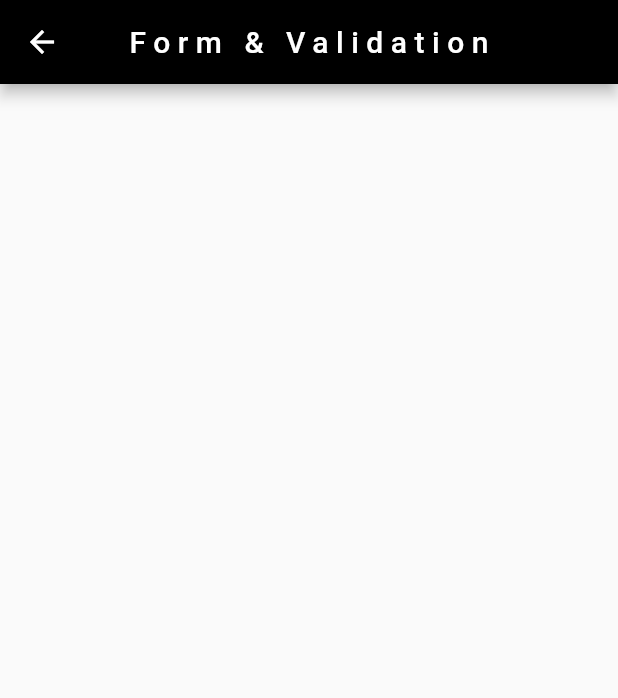
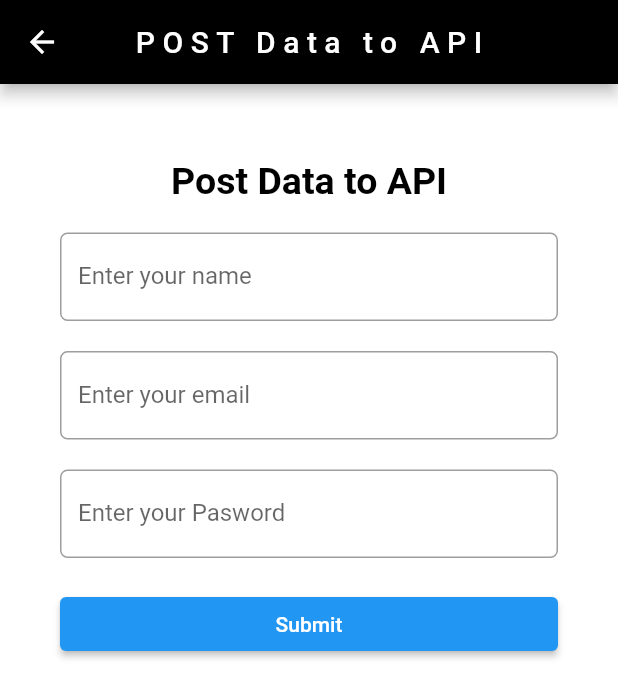
Before and after one commit to Zulfadlifauzi/Formvalid_POSTGET, a Flutter app: the FormAndValidationScreen screen opened directly, on a phone screen of 412 x 824 dp. Shown: the top 698 px of the screen. Run offline on Flutter 3.47's test engine with Material 2 defaults, Android fonts, the phone set to English and light mode, and no system bars; our stand-ins replace google_fonts; Roboto replaces fonts that are missing (Staatliches).

Commit message:
add form

```diff
--- a/lib/screens/form_valid.dart
+++ b/lib/screens/form_valid.dart
@@ -5,21 +5,137 @@ class FormAndValidationScreen extends StatefulWidget {
   const FormAndValidationScreen({Key? key}) : super(key: key);
 
   @override
-  _FormAndValidationState createState() => _FormAndValidationState();
+  _SignupScreenState createState() => _SignupScreenState();
 }
 
-class _FormAndValidationState extends State<FormAndValidationScreen> {
+class _SignupScreenState extends State<FormAndValidationScreen> {
+  TextEditingController passController = TextEditingController();
+  TextEditingController emailController = TextEditingController();
+  TextEditingController nameController = TextEditingController();
+
+  final _formKey = GlobalKey<FormState>();
+
   @override
   Widget build(BuildContext context) {
     return Scaffold(
       appBar: AppBar(
         title: Text(
-          'Form & Validation',
-          style: GoogleFonts.staatliches(
-              color: Colors.white, letterSpacing: 5, fontSize: 20),
+          'POST Data to API',
+          style: GoogleFonts.staatliches(letterSpacing: 5),
         ),
+        backgroundColor: Colors.black,
         centerTitle: true,
-        backgroundColor: Colors.black,
+      ),
+      backgroundColor: const Color(0xFFffffff),
+      body: SingleChildScrollView(
+        child: Center(
+          child: Form(
+            key: _formKey,
+            child: Container(
+              padding: const EdgeInsets.only(left: 40, right: 40),
+              child: Column(children: [
+                Center(
+                  child: Column(
+                    children: const [
+                      SizedBox(
+                        height: 50,
+                      ),
+                      Text(
+                        'Post Data to API',
+                        style: TextStyle(
+                            fontSize: 25,
+                            fontWeight: FontWeight.bold,
+                            color: Colors.black),
+                      ),
+                    ],
+                  ),
+                ),
+                const SizedBox(height: 20),
+                TextFormField(
+                  autovalidateMode: AutovalidateMode.onUserInteraction,
+                  controller: nameController,
+                  decoration: InputDecoration(
+                    border: OutlineInputBorder(
+                        borderRadius: BorderRadius.circular(5)),
+                    labelText: 'Enter your name',
+                  ),
+                  validator: (value) {
+                    if (value!.isEmpty ||
+                        !RegExp(r'^[a-z A-Z]+$').hasMatch(value)) {
+                      return 'Please enter your name';
+                    } else if (value.isEmpty) {
+                      return 'Required';
+                    } else {
+                      return null;
+                    }
+                  },
+                ),
+                const SizedBox(
+                  height: 20,
+                ),
+                TextFormField(
+                  autovalidateMode: AutovalidateMode.onUserInteraction,
+                  controller: emailController,
+                  decoration: InputDecoration(
+                    border: OutlineInputBorder(
+                        borderRadius: BorderRadius.circular(5)),
+                    labelText: 'Enter your email',
+                  ),
+                  validator: (value) {
+                    if (value!.isEmpty) {
+                      return 'Please enter your email';
+                    } else if (value.isNotEmpty ||
+                        RegExp('^[a-zA-Z0-9+_.-]+@[a-zA-Z0-9.-]+.[a-z]')
+                            .hasMatch(value)) {
+                      return 'Invalid email';
+                    } else {
+                      return null;
+                    }
+                  },
+                ),
+                const SizedBox(
+                  height: 20,
+                ),
+                TextFormField(
+                  autovalidateMode: AutovalidateMode.onUserInteraction,
+                  obscureText: true,
+                  controller: passController,
+                  decoration: InputDecoration(
+                    border: OutlineInputBorder(
+                        borderRadius: BorderRadius.circular(5)),
+                    labelText: 'Enter your Pasword',
+                  ),
+                  validator: (value) {
+                    if (value!.isEmpty) {
+                      return 'Please enter your password';
+                    } else if (value.length <= 5 && value.isNotEmpty) {
+                      return 'At least 6 characters';
+                    } else {
+                      return null;
+                    }
+                  },
+                ),
+                const SizedBox(
+                  height: 20,
+                ),
+                ElevatedButton(
+                    onPressed: () {
+                      // nameController.clear();
+                      // passController.clear();
+                      // emailController.clear();
+                      if (_formKey.currentState!.validate()) {}
+                    },
+                    child: Container(
+                      width: double.infinity,
+                      child: const Text(
+                        'Submit',
+                        textAlign: TextAlign.center,
+                      ),
+                    ))
+              ]),
+            ),
+          ),
+        ),
       ),
     );
   }
```
Also changed, not shown: lib/screens/post_screen.dart (+7 -4 lines).
